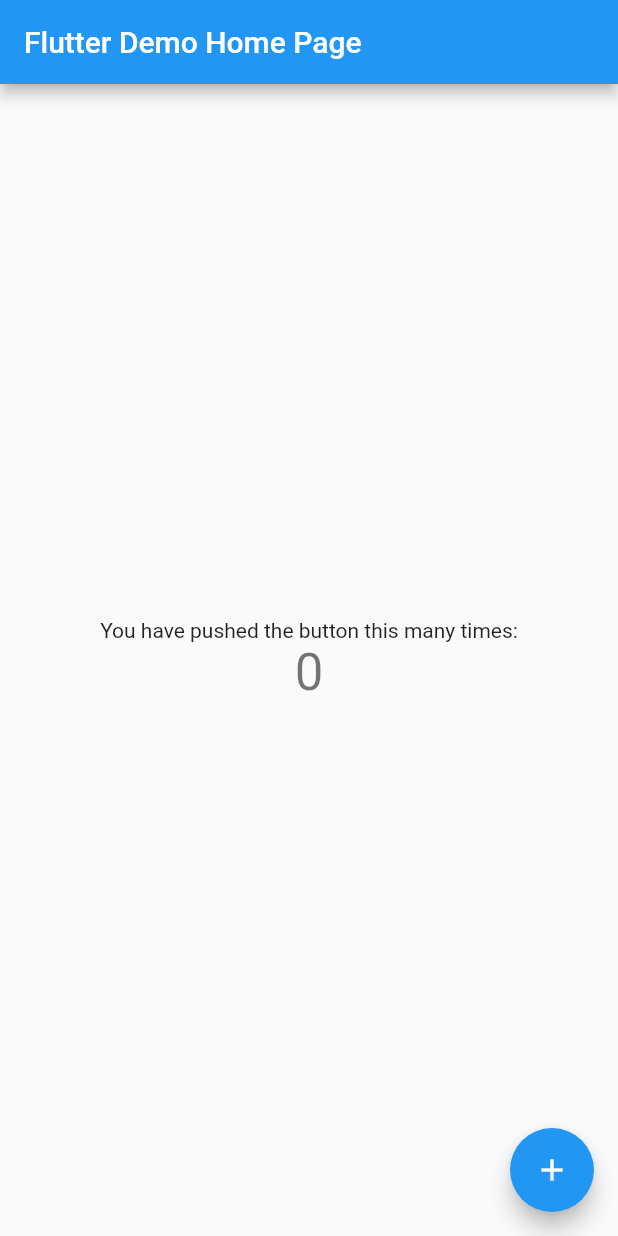
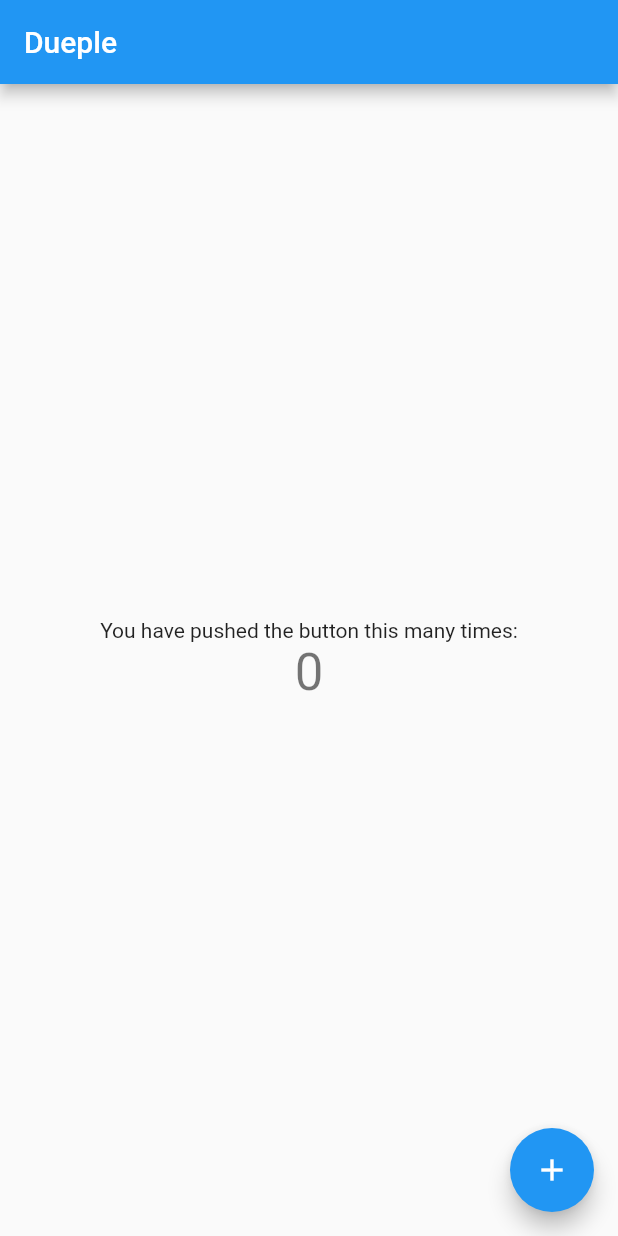
Before and after one commit to 1004kanghan/dueple, a Flutter app: the screen it shows after launch, on a phone screen of 412 x 824 dp. Run offline on Flutter 3.47's test engine with Material 2 defaults, Android fonts, the phone set to English and light mode, and no system bars.

Commit message:
[add] master base 0.0.1

```diff
--- a/lib/main.dart
+++ b/lib/main.dart
@@ -5,40 +5,20 @@ void main() {
 }
 
 class MyApp extends StatelessWidget {
-  // This widget is the root of your application.
   @override
   Widget build(BuildContext context) {
     return MaterialApp(
-      title: 'Flutter Demo',
+      title: 'Dueple',
       theme: ThemeData(
-        // This is the theme of your application.
-        //
-        // Try running your application with "flutter run". You'll see the
-        // application has a blue toolbar. Then, without quitting the app, try
-        // changing the primarySwatch below to Colors.green and then invoke
-        // "hot reload" (press "r" in the console where you ran "flutter run",
-        // or simply save your changes to "hot reload" in a Flutter IDE).
-        // Notice that the counter didn't reset back to zero; the application
-        // is not restarted.
         primarySwatch: Colors.blue,
       ),
-      home: MyHomePage(title: 'Flutter Demo Home Page'),
+      home: MyHomePage(title: 'Dueple'),
     );
   }
 }
 
 class MyHomePage extends StatefulWidget {
   MyHomePage({Key key, this.title}) : super(key: key);
-
-  // This widget is the home page of your application. It is stateful, meaning
-  // that it has a State object (defined below) that contains fields that affect
-  // how it looks.
-
-  // This class is the configuration for the state. It holds the values (in this
-  // case the title) provided by the parent (in this case the App widget) and
-  // used by the build method of the State. Fields in a Widget subclass are
-  // always marked "final".
-
   final String title;
 
   @override
@@ -50,47 +30,18 @@ class _MyHomePageState extends State<MyHomePage> {
 
   void _incrementCounter() {
     setState(() {
-      // This call to setState tells the Flutter framework that something has
-      // changed in this State, which causes it to rerun the build method below
-      // so that the display can reflect the updated values. If we changed
-      // _counter without calling setState(), then the build method would not be
-      // called again, and so nothing would appear to happen.
       _counter++;
     });
   }
 
   @override
   Widget build(BuildContext context) {
-    // This method is rerun every time setState is called, for instance as done
-    // by the _incrementCounter method above.
-    //
-    // The Flutter framework has been optimized to make rerunning build methods
-    // fast, so that you can just rebuild anything that needs updating rather
-    // than having to individually change instances of widgets.
     return Scaffold(
       appBar: AppBar(
-        // Here we take the value from the MyHomePage object that was created by
-        // the App.build method, and use it to set our appbar title.
         title: Text(widget.title),
       ),
       body: Center(
-        // Center is a layout widget. It takes a single child and positions it
-        // in the middle of the parent.
         child: Column(
-          // Column is also a layout widget. It takes a list of children and
-          // arranges them vertically. By default, it sizes itself to fit its
-          // children horizontally, and tries to be as tall as its parent.
-          //
-          // Invoke "debug painting" (press "p" in the console, choose the
-          // "Toggle Debug Paint" action from the Flutter Inspector in Android
-          // Studio, or the "Toggle Debug Paint" command in Visual Studio Code)
-          // to see the wireframe for each widget.
-          //
-          // Column has various properties to control how it sizes itself and
-          // how it positions its children. Here we use mainAxisAlignment to
-          // center the children vertically; the main axis here is the vertical
-          // axis because Columns are vertical (the cross axis would be
-          // horizontal).
           mainAxisAlignment: MainAxisAlignment.center,
           children: <Widget>[
             Text(
@@ -107,7 +58,7 @@ class _MyHomePageState extends State<MyHomePage> {
         onPressed: _incrementCounter,
         tooltip: 'Increment',
         child: Icon(Icons.add),
-      ), // This trailing comma makes auto-formatting nicer for build methods.
+      ),
     );
   }
 }
--- /dev/null
+++ b/lib/models/models.dart
@@ -0,0 +1,4 @@
+//model 관리
+export 'user_model.dart';
+export 'story_model.dart';
+export 'post_model.dart';
--- a/pubspec.yaml
+++ b/pubspec.yaml
@@ -28,6 +28,8 @@ dependencies:
   # The following adds the Cupertino Icons font to your application.
   # Use with the CupertinoIcons class for iOS style icons.
   cupertino_icons: ^1.0.2
+  material_design_icons_flutter: ^4.0.5955
+  cached_network_image: ^3.0.0
 
 dev_dependencies:
   flutter_test:
```
Also changed, not shown: lib/config/pallette.dart (added, +25 -0 lines), lib/models/post_model.dart (added), lib/models/story_model.dart (added), lib/models/user_model.dart (added), pubspec.lock, 166 other files.
